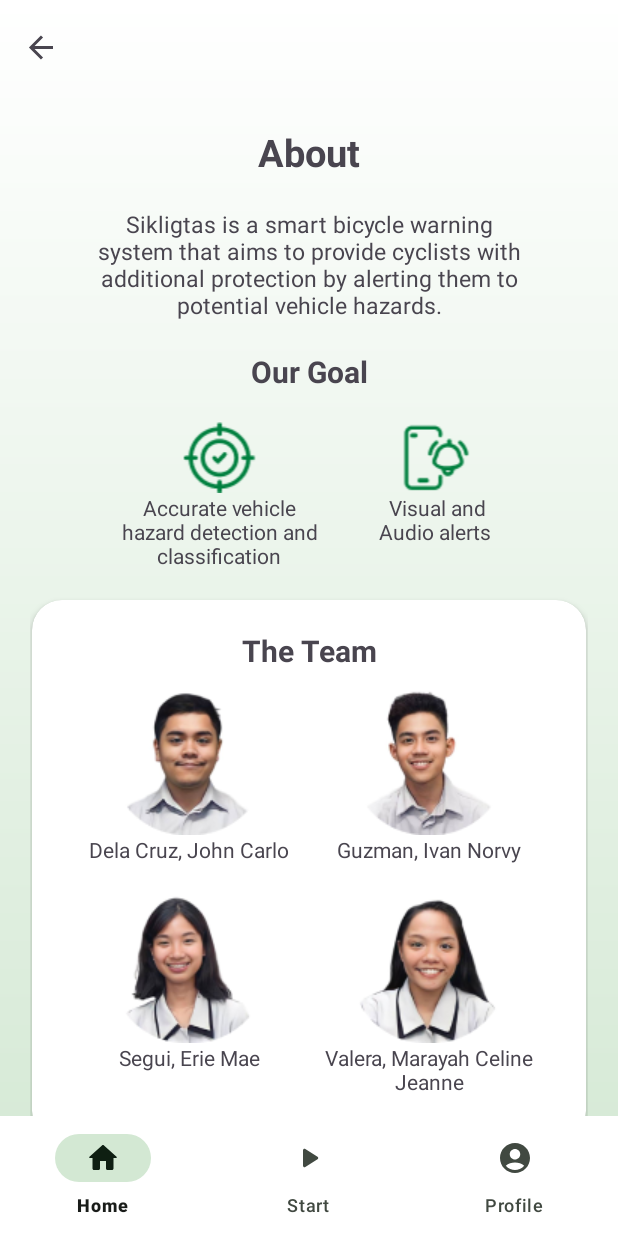
After one commit to qinbguzman-tip/Sikligtas, an Android app: the AboutFragment screen opened through its navigation route, on a phone screen of 412 x 824 dp. The commit adds this screen. Run offline under Robolectric (Android 15) with nearby library versions, the phone set to English and light mode, and no system bars; our stand-ins replace Firebase (no records; nobody signed in at launch, a user with empty details on screens opened directly), Picasso, navigation-ui; pictures from the network do not load; 1 statement that could not run was skipped.

Commit message:
added AboutUI

```diff
--- a/app/src/main/AndroidManifest.xml
+++ b/app/src/main/AndroidManifest.xml
@@ -13,7 +13,6 @@
     <uses-permission android:name="android.permission.INTERNET" />
     <uses-permission android:name="android.permission.ACCESS_WIFI_STATE" />
     <uses-permission android:name="android.permission.CHANGE_WIFI_STATE" />
-
 
     <application
         android:name=".MyApplication"
--- a/app/src/main/java/com/example/sikligtas/ui/MainActivity.kt
+++ b/app/src/main/java/com/example/sikligtas/ui/MainActivity.kt
@@ -32,8 +32,8 @@ class MainActivity : AppCompatActivity() {
         appBarConfiguration = AppBarConfiguration(
             setOf(
                 R.id.homeFragment,
-                R.id.profileFragment,
-                R.id.historyFragment,
+//                R.id.profileFragment,
+//                R.id.historyFragment,
             ), drawerLayout
         )
         setSupportActionBar(findViewById(R.id.navToolbar))
--- /dev/null
+++ b/app/src/main/java/com/example/sikligtas/ui/about/AboutFragment.kt
@@ -0,0 +1,19 @@
+package com.example.sikligtas.ui.about
+
+import android.os.Bundle
+import androidx.fragment.app.Fragment
+import android.view.LayoutInflater
+import android.view.View
+import android.view.ViewGroup
+import com.example.sikligtas.R
+
+class AboutFragment : Fragment() {
+    override fun onCreateView(
+        inflater: LayoutInflater, container: ViewGroup?,
+        savedInstanceState: Bundle?
+    ): View? {
+        // Inflate the layout for this fragment
+
+        return inflater.inflate(R.layout.fragment_about, container, false)
+    }
+}
--- a/app/src/main/java/com/example/sikligtas/ui/home/HomeFragment.kt
+++ b/app/src/main/java/com/example/sikligtas/ui/home/HomeFragment.kt
@@ -102,13 +102,14 @@ class HomeFragment : Fragment() {
         val displayNameTextView = view.findViewById<TextView>(R.id.userName)
         displayNameTextView.text = firstName
 
+        // Access WiFi Settings
         val wifiSettingsTextView = view.findViewById<TextView>(R.id.wifi_connect)
         wifiSettingsTextView.setOnClickListener {
-//            val intent = Intent(Settings.ACTION_WIFI_SETTINGS)
-//            startActivity(intent)
+            val intent = Intent(Settings.ACTION_WIFI_SETTINGS)
+            startActivity(intent)
         }
+    }
 
-    }
 
     private fun fetchWeatherData(latitude: Double, longitude: Double) = lifecycleScope.launch {
         val weatherAPI =
--- /dev/null
+++ b/app/src/main/res/drawable/ic_about.xml
@@ -0,0 +1,5 @@
+<vector android:height="24dp" android:tint="#000000"
+    android:viewportHeight="24" android:viewportWidth="24"
+    android:width="24dp" xmlns:android="http://schemas.android.com/apk/res/android">
+    <path android:fillColor="@android:color/white" android:pathData="M12,2C6.48,2 2,6.48 2,12s4.48,10 10,10 10,-4.48 10,-10S17.52,2 12,2zM13,17h-2v-6h2v6zM13,9h-2L11,7h2v2z"/>
+</vector>
--- /dev/null
+++ b/app/src/main/res/layout/fragment_about.xml
@@ -0,0 +1,228 @@
+<?xml version="1.0" encoding="utf-8"?>
+<androidx.constraintlayout.widget.ConstraintLayout xmlns:android="http://schemas.android.com/apk/res/android"
+    xmlns:app="http://schemas.android.com/apk/res-auto"
+    xmlns:tools="http://schemas.android.com/tools"
+    android:layout_width="match_parent"
+    android:layout_height="match_parent"
+    android:layout_margin="20dp"
+    tools:context=".ui.about.AboutFragment">
+
+    <TextView
+        android:id="@+id/about"
+        android:layout_width="wrap_content"
+        android:layout_height="wrap_content"
+        android:text="About"
+        android:textSize="25sp"
+        android:textStyle="bold"
+        app:layout_constraintEnd_toEndOf="parent"
+        app:layout_constraintStart_toStartOf="parent"
+        app:layout_constraintTop_toTopOf="parent" />
+
+    <TextView
+        android:id="@+id/sikligtas_desc"
+        android:layout_width="wrap_content"
+        android:layout_height="wrap_content"
+        android:maxWidth="300dp"
+        android:layout_margin="20dp"
+        android:text="@string/about_description"
+        android:textAlignment="center"
+        android:textSize="15sp"
+        app:layout_constraintEnd_toEndOf="parent"
+        app:layout_constraintHorizontal_bias="0.51"
+        app:layout_constraintStart_toStartOf="parent"
+        app:layout_constraintTop_toBottomOf="@+id/about" />
+
+    <TextView
+        android:id="@+id/goaltxt"
+        android:layout_width="wrap_content"
+        android:layout_height="wrap_content"
+        android:layout_margin="20dp"
+        android:text="Our Goal"
+        android:textAlignment="center"
+        android:textSize="20sp"
+        android:textStyle="bold"
+        app:layout_constraintEnd_toEndOf="parent"
+        app:layout_constraintStart_toStartOf="parent"
+        app:layout_constraintTop_toBottomOf="@+id/sikligtas_desc" />
+
+    <LinearLayout
+        android:id="@+id/goal"
+        android:layout_width="wrap_content"
+        android:layout_height="wrap_content"
+        android:layout_margin="20dp"
+        android:orientation="horizontal"
+        app:layout_constraintEnd_toEndOf="parent"
+        app:layout_constraintStart_toStartOf="parent"
+        app:layout_constraintTop_toBottomOf="@+id/goaltxt">
+
+        <LinearLayout
+            android:layout_width="match_parent"
+            android:layout_height="match_parent"
+            android:layout_marginEnd="20dp"
+            android:orientation="vertical">
+
+            <ImageView
+                android:id="@+id/accuracy_icon"
+                android:layout_width="match_parent"
+                android:layout_height="wrap_content"
+                android:src="@drawable/accuracy" />
+
+            <TextView
+                android:id="@+id/accuracy_desc"
+                android:layout_width="wrap_content"
+                android:layout_height="wrap_content"
+                android:maxWidth="150dp"
+                android:text="Accurate vehicle hazard detection and classification"
+                android:textAlignment="center" />
+        </LinearLayout>
+
+        <LinearLayout
+            android:layout_width="match_parent"
+            android:layout_height="match_parent"
+            android:orientation="vertical">
+
+            <ImageView
+                android:id="@+id/notification_icon"
+                android:layout_width="match_parent"
+                android:layout_height="wrap_content"
+                android:src="@drawable/notification" />
+
+            <TextView
+                android:id="@+id/textView5"
+                android:layout_width="wrap_content"
+                android:layout_height="wrap_content"
+                android:maxWidth="100dp"
+                android:text="Visual and Audio alerts "
+                android:textAlignment="center" />
+        </LinearLayout>
+    </LinearLayout>
+
+    <androidx.cardview.widget.CardView
+        android:layout_width="369dp"
+        android:layout_height="wrap_content"
+        android:layout_margin="20dp"
+        app:cardCornerRadius="20dp"
+        app:cardElevation="3dp"
+        app:layout_constraintEnd_toEndOf="parent"
+        app:layout_constraintStart_toStartOf="parent"
+        app:layout_constraintTop_toBottomOf="@+id/goal">
+
+        <LinearLayout
+            android:layout_width="match_parent"
+            android:layout_height="match_parent"
+            android:layout_gravity="center"
+            android:orientation="vertical"
+            android:padding="20dp">
+
+            <TextView
+                android:id="@+id/teamtxt"
+                android:layout_width="match_parent"
+                android:layout_height="wrap_content"
+                android:text="The Team"
+                android:textAlignment="center"
+                android:textSize="20sp"
+                android:textStyle="bold" />
+
+            <LinearLayout
+                android:layout_width="match_parent"
+                android:layout_height="match_parent"
+                android:gravity="center"
+                android:orientation="horizontal">
+
+                <LinearLayout
+                    android:layout_width="wrap_content"
+                    android:layout_height="match_parent"
+                    android:layout_margin="10dp"
+                    android:gravity="center"
+                    android:orientation="vertical">
+
+                    <ImageView
+                        android:id="@+id/delacruz"
+                        android:layout_width="match_parent"
+                        android:layout_height="wrap_content"
+                        android:src="@drawable/dela_cruz" />
+
+                    <TextView
+                        android:id="@+id/delacruz_txt"
+                        android:layout_width="140dp"
+                        android:layout_height="wrap_content"
+                        android:text="Dela Cruz, John Carlo"
+                        android:textAlignment="center" />
+                </LinearLayout>
+
+                <LinearLayout
+                    android:layout_width="wrap_content"
+                    android:layout_height="match_parent"
+                    android:layout_margin="10dp"
+                    android:gravity="center"
+                    android:orientation="vertical">
+
+                    <ImageView
+                        android:id="@+id/guzman"
+                        android:layout_width="match_parent"
+                        android:layout_height="wrap_content"
+                        android:src="@drawable/guzman" />
+
+                    <TextView
+                        android:id="@+id/guzman_txt"
+                        android:layout_width="140dp"
+                        android:layout_height="wrap_content"
+                        android:text="Guzman, Ivan Norvy"
+                        android:textAlignment="center" />
+                </LinearLayout>
+            </LinearLayout>
+
+            <LinearLayout
+                android:layout_width="match_parent"
+                android:layout_height="match_parent"
+                android:gravity="center"
+                android:orientation="horizontal">
+
+                <LinearLayout
+                    android:layout_width="wrap_content"
+                    android:layout_height="match_parent"
+                    android:layout_margin="10dp"
+                    android:gravity="center"
+                    android:orientation="vertical">
+
+                    <ImageView
+                        android:id="@+id/segui"
+                        android:layout_width="match_parent"
+                        android:layout_height="wrap_content"
+                        android:src="@drawable/segui" />
+
+                    <TextView
+                        android:id="@+id/segui_txt"
+                        android:layout_width="140dp"
+                        android:layout_height="match_parent"
+                        android:text="Segui, Erie Mae"
+                        android:textAlignment="center" />
+
+                </LinearLayout>
+
+                <LinearLayout
+                    android:layout_width="wrap_content"
+                    android:layout_height="wrap_content"
+                    android:layout_margin="10dp"
+                    android:gravity="center"
+                    android:orientation="vertical">
+
+                    <ImageView
+                        android:id="@+id/valera"
+                        android:layout_width="match_parent"
+                        android:layout_height="wrap_content"
+                        android:src="@drawable/valera" />
+
+                    <TextView
+                        android:id="@+id/valera_txt"
+                        android:layout_width="140dp"
+                        android:layout_height="wrap_content"
+                        android:text="Valera, Marayah Celine Jeanne"
+                        android:textAlignment="center" />
+                </LinearLayout>
+            </LinearLayout>
+        </LinearLayout>
+    </androidx.cardview.widget.CardView>
+
+
+</androidx.constraintlayout.widget.ConstraintLayout>
--- a/app/src/main/res/menu/nav_drawer.xml
+++ b/app/src/main/res/menu/nav_drawer.xml
@@ -22,11 +22,11 @@
             android:icon="@drawable/ic_history"
             android:title="History" />
 
-<!--        <item-->
-<!--            android:id="@+id/settingsFragment"-->
-<!--            android:checkable="true"-->
-<!--            android:icon="@drawable/ic_settings"-->
-<!--            android:title="Settings" />-->
+        <item
+            android:id="@+id/aboutFragment"
+            android:checkable="true"
+            android:icon="@drawable/ic_about"
+            android:title="About" />
     </group>
 
     <group android:id="@+id/drawerDiv2">
--- a/app/src/main/res/navigation/nav_graph.xml
+++ b/app/src/main/res/navigation/nav_graph.xml
@@ -69,6 +69,9 @@
             app:destination="@id/permissionFragment"
             app:popUpTo="@id/permissionFragment"
             app:popUpToInclusive="true" />
+        <action
+            android:id="@+id/action_homeFragment_to_aboutFragment"
+            app:destination="@id/aboutFragment" />
     </fragment>
     <fragment
         android:id="@+id/historyFragment"
@@ -98,4 +101,16 @@
             android:id="@+id/action_profileFragment_to_mapsFragment"
             app:destination="@id/mapsFragment" />
     </fragment>
+    <fragment
+        android:id="@+id/aboutFragment"
+        android:name="com.example.sikligtas.ui.about.AboutFragment"
+        android:label=" "
+        tools:layout="@layout/fragment_about" >
+        <action
+            android:id="@+id/action_aboutFragment_to_homeFragment"
+            app:destination="@id/homeFragment" />
+        <action
+            android:id="@+id/action_aboutFragment_to_mapsFragment"
+            app:destination="@id/mapsFragment" />
+    </fragment>
 </navigation>
--- a/app/src/main/res/values/strings.xml
+++ b/app/src/main/res/values/strings.xml
@@ -34,4 +34,5 @@
     <string name="confirm_password">Confirm Password</string>
     <string name="sign_up_txt">Sign Up</string>
     <string name="sikligtas">sikligtas</string>
+    <string name="about_description">Sikligtas is a smart bicycle warning system that aims to provide cyclists with additional protection by alerting them to potential vehicle hazards.</string>
 </resources>
```
Also changed, not shown: app/src/main/res/drawable/accuracy.png (added), app/src/main/res/drawable/dela_cruz.png (added), app/src/main/res/drawable/guzman.png (added), app/src/main/res/drawable/notification.png (added), app/src/main/res/drawable/segui.png (added), app/src/main/res/drawable/valera.png (added).
